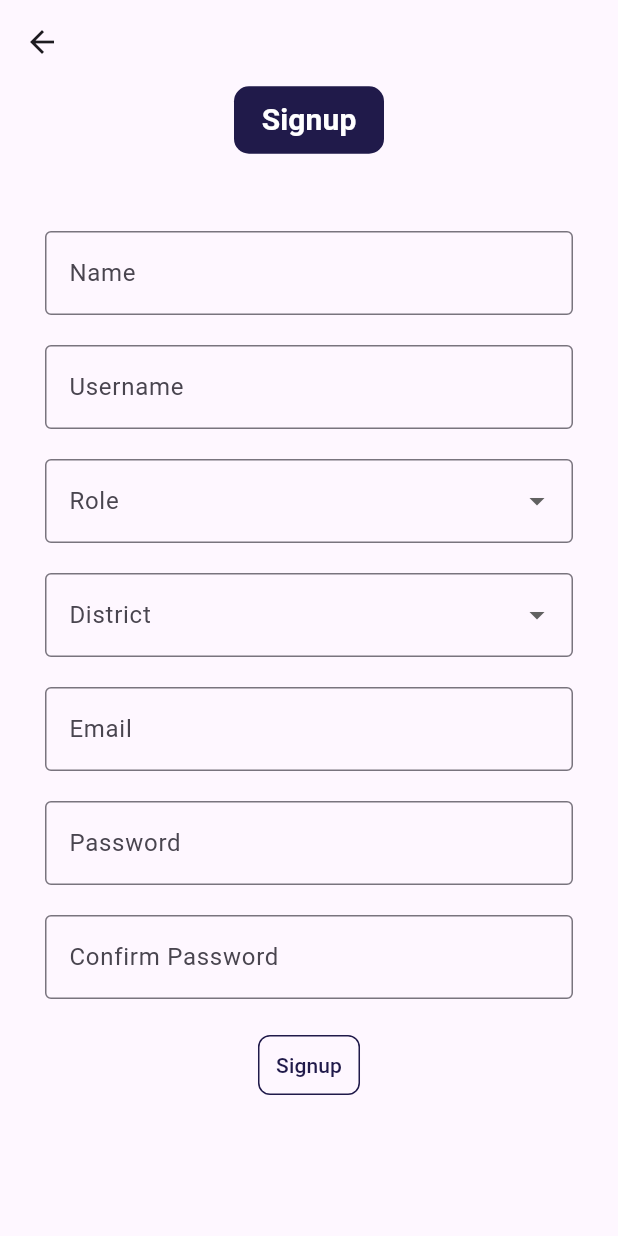
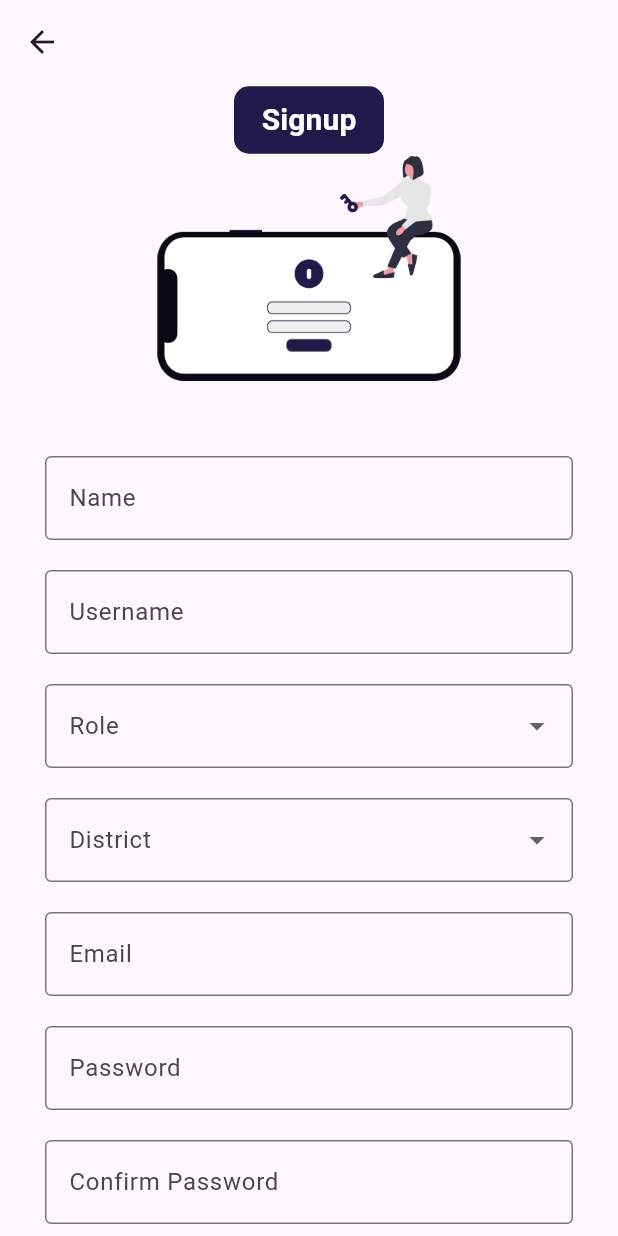
Before and after one commit to velagamihir/catchup_admin, a Flutter app: the Register screen opened by its route, on a phone screen of 412 x 824 dp. Run offline on Flutter 3.47's test engine with Material 3 defaults, Android fonts, the light colour scheme and no system bars.

Commit message:
added an image to the registerPage, and updated the pubspec.yaml

```diff
--- a/flutter/georesolve/lib/register.dart
+++ b/flutter/georesolve/lib/register.dart
@@ -49,6 +49,7 @@ class Register extends StatelessWidget {
                 ),
               ),
             ),
+            Image.asset('assets/images/registerPageLogo.png',height: 150.0,),
             Padding(
               padding: const EdgeInsets.all(30.0),
               child: Column(
--- a/flutter/georesolve/pubspec.yaml
+++ b/flutter/georesolve/pubspec.yaml
@@ -59,6 +59,7 @@ flutter:
   assets:
     - assets/images/logoAuthorityLogin.png
     - assets/images/favicon.png
+    - assets/images/registerPageLogo.png
   # To add assets to your application, add an assets section, like this:
   # assets:
   #   - images/a_dot_burr.jpeg
```
Also changed, not shown: flutter/georesolve/assets/images/registerPageLogo.png (added).
